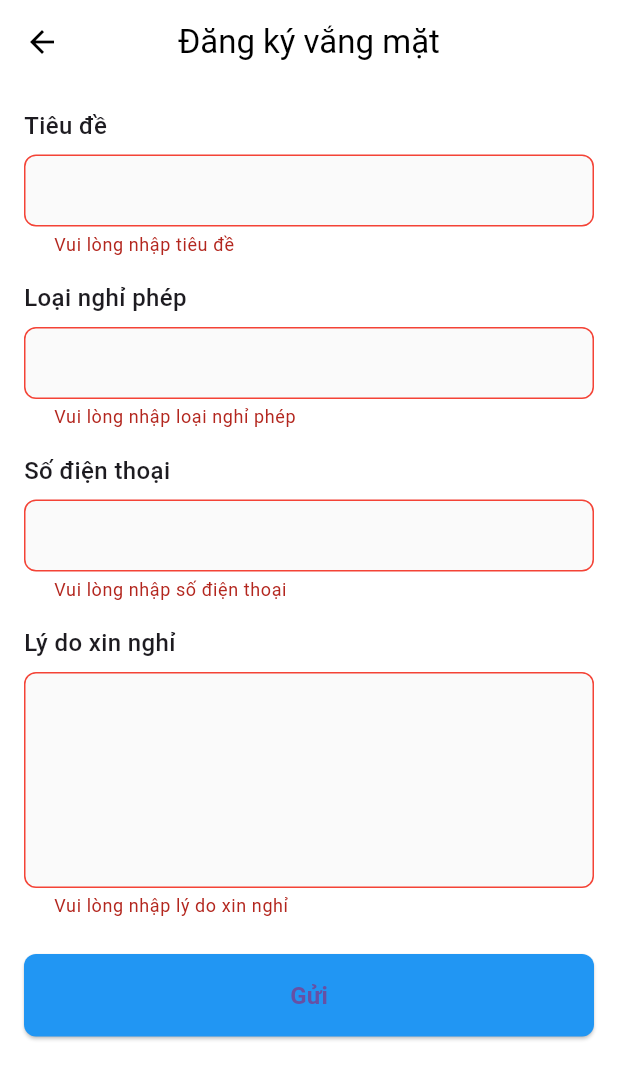
After one commit to hphann/Attendance-App, a Flutter app: the AbsenceRegistrationScreen screen opened directly, after a tap on "Gửi", on a phone screen of 412 x 824 dp. The commit adds this screen. Shown: the top 1079 px of the screen. Run offline on Flutter 3.47's test engine with Material 3 defaults, Android fonts, the phone set to English and light mode, and no system bars.

Commit message:
add AbsenceRegistrationScreen and update DetailScreen layout

```diff
--- a/attendance/lib/main.dart
+++ b/attendance/lib/main.dart
@@ -5,6 +5,7 @@ import 'package:attendance/Account/VerifyEmailScreen.dart';
 
 import 'package:attendance/screens/homeScreen.dart';
 import 'package:attendance/screens/detailScreen.dart';
+import 'package:attendance/screens/absenceRegistrationScreen.dart';
 
 import 'package:flutter/material.dart';
 
--- /dev/null
+++ b/attendance/lib/screens/absenceRegistrationScreen.dart
@@ -0,0 +1,183 @@
+// lib/screens/absence_registration_screen.dart
+import 'package:flutter/material.dart';
+
+class AbsenceRegistrationScreen extends StatefulWidget {
+  const AbsenceRegistrationScreen({Key? key}) : super(key: key);
+
+  @override
+  State<AbsenceRegistrationScreen> createState() =>
+      _AbsenceRegistrationScreenState();
+}
+
+class _AbsenceRegistrationScreenState extends State<AbsenceRegistrationScreen> {
+  final _formKey = GlobalKey<FormState>();
+  final _titleController = TextEditingController();
+  final _typeController = TextEditingController();
+  final _phoneController = TextEditingController();
+  final _reasonController = TextEditingController();
+
+  @override
+  void dispose() {
+    _titleController.dispose();
+    _typeController.dispose();
+    _phoneController.dispose();
+    _reasonController.dispose();
+    super.dispose();
+  }
+
+  void _submitForm() {
+    if (_formKey.currentState?.validate() ?? false) {
+      print('Form submitted');
+      print('Tiêu đề: ${_titleController.text}');
+      print('Loại nghỉ phép: ${_typeController.text}');
+      print('Số điện thoại: ${_phoneController.text}');
+      print('Lý do: ${_reasonController.text}');
+    }
+  }
+
+  @override
+  Widget build(BuildContext context) {
+    return Scaffold(
+      backgroundColor: Colors.white,
+      appBar: AppBar(
+        centerTitle: true,
+        backgroundColor: Colors.white,
+        elevation: 0,
+        leading: const BackButton(color: Colors.black),
+        title: const Text(
+          'Đăng ký vắng mặt',
+          style: TextStyle(color: Colors.black),
+        ),
+      ),
+      body: Form(
+        key: _formKey,
+        child: SingleChildScrollView(
+          padding: const EdgeInsets.all(16),
+          child: Column(
+            crossAxisAlignment: CrossAxisAlignment.start,
+            children: [
+              _buildLabel('Tiêu đề'),
+              _buildTextFormField(
+                controller: _titleController,
+                validator: (value) {
+                  if (value?.isEmpty ?? true) {
+                    return 'Vui lòng nhập tiêu đề';
+                  }
+                  return null;
+                },
+              ),
+              const SizedBox(height: 16),
+              _buildLabel('Loại nghỉ phép'),
+              _buildTextFormField(
+                controller: _typeController,
+                validator: (value) {
+                  if (value?.isEmpty ?? true) {
+                    return 'Vui lòng nhập loại nghỉ phép';
+                  }
+                  return null;
+                },
+              ),
+              const SizedBox(height: 16),
+              _buildLabel('Số điện thoại'),
+              _buildTextFormField(
+                controller: _phoneController,
+                keyboardType: TextInputType.phone,
+                validator: (value) {
+                  if (value?.isEmpty ?? true) {
+                    return 'Vui lòng nhập số điện thoại';
+                  }
+                  if (!RegExp(r'^\d{10}$').hasMatch(value!)) {
+                    return 'Số điện thoại không hợp lệ';
+                  }
+                  return null;
+                },
+              ),
+              const SizedBox(height: 16),
+              _buildLabel('Lý do xin nghỉ'),
+              _buildTextFormField(
+                controller: _reasonController,
+                maxLines: 5,
+                validator: (value) {
+                  if (value?.isEmpty ?? true) {
+                    return 'Vui lòng nhập lý do xin nghỉ';
+                  }
+                  return null;
+                },
+              ),
+              const SizedBox(height: 24),
+              SizedBox(
+                width: double.infinity,
+                child: ElevatedButton(
+                  onPressed: _submitForm,
+                  style: ElevatedButton.styleFrom(
+                    backgroundColor: Colors.blue,
+                    padding: const EdgeInsets.symmetric(vertical: 16),
+                    shape: RoundedRectangleBorder(
+                      borderRadius: BorderRadius.circular(8),
+                    ),
+                  ),
+                  child: const Text(
+                    'Gửi',
+                    style: TextStyle(
+                      fontSize: 16,
+                      fontWeight: FontWeight.bold,
+                    ),
+                  ),
+                ),
+              ),
+            ],
+          ),
+        ),
+      ),
+    );
+  }
+
+  Widget _buildLabel(String text) {
+    return Padding(
+      padding: const EdgeInsets.only(bottom: 8),
+      child: Text(
+        text,
+        style: const TextStyle(
+          fontSize: 16,
+          fontWeight: FontWeight.w500,
+        ),
+      ),
+    );
+  }
+
+  Widget _buildTextFormField({
+    required TextEditingController controller,
+    String? Function(String?)? validator,
+    TextInputType? keyboardType,
+    int? maxLines = 1,
+  }) {
+    return TextFormField(
+      controller: controller,
+      validator: validator,
+      keyboardType: keyboardType,
+      maxLines: maxLines,
+      decoration: InputDecoration(
+        filled: true,
+        fillColor: Colors.grey[50],
+        border: OutlineInputBorder(
+          borderRadius: BorderRadius.circular(8),
+          borderSide: BorderSide.none,
+        ),
+        enabledBorder: OutlineInputBorder(
+          borderRadius: BorderRadius.circular(8),
+          borderSide: BorderSide(color: Colors.grey[300]!),
+        ),
+        focusedBorder: OutlineInputBorder(
+          borderRadius: BorderRadius.circular(8),
+          borderSide: const BorderSide(color: Colors.blue),
+        ),
+        errorBorder: OutlineInputBorder(
+          borderRadius: BorderRadius.circular(8),
+          borderSide: const BorderSide(color: Colors.red),
+        ),
+        contentPadding:
+            const EdgeInsets.symmetric(horizontal: 16, vertical: 12),
+      ),
+    );
+  }
+}
--- a/attendance/lib/screens/detailScreen.dart
+++ b/attendance/lib/screens/detailScreen.dart
@@ -9,12 +9,16 @@ class DetailScreen extends StatelessWidget {
     return Scaffold(
       backgroundColor: Colors.white,
       appBar: AppBar(
+        centerTitle: true,
         backgroundColor: Colors.white,
         elevation: 0,
         leading: const BackButton(color: Colors.black),
         title: const Text(
           'Thông tin',
-          style: TextStyle(color: Colors.black),
+          style: TextStyle(
+            color: Colors.black,
+            fontWeight: FontWeight.bold,
+          ),
         ),
         actions: [
           IconButton(
```
